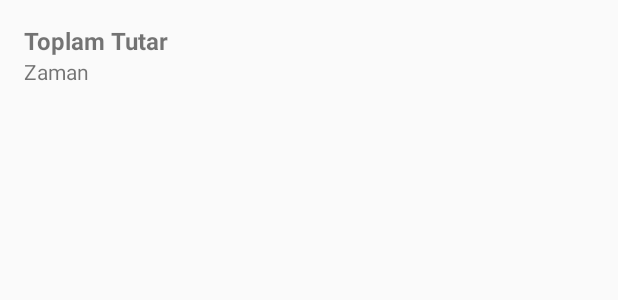
After one commit to enesicmen/Initial-Code-Software-Solutions-Case, an Android app: the layout row_orders.xml on its own in the app's theme, with its tools: preview values and no code run, on a phone screen of 412 x 824 dp. The commit adds this screen. Shown: the top 300 px of the screen. Run offline under Robolectric (Android 15) with nearby library versions, the phone set to English and light mode, and no system bars.

Commit message:
orders added.

```diff
--- a/app/src/main/res/layout/fragment_profile.xml
+++ b/app/src/main/res/layout/fragment_profile.xml
@@ -29,6 +29,7 @@
         app:layout_constraintTop_toBottomOf="@+id/ivProfile">
 
         <LinearLayout
+            android:id="@+id/llOrders"
             android:layout_width="match_parent"
             android:layout_height="60dp"
             android:layout_marginTop="20dp"
--- /dev/null
+++ b/app/src/main/res/layout/row_orders.xml
@@ -0,0 +1,30 @@
+<?xml version="1.0" encoding="utf-8"?>
+<androidx.constraintlayout.widget.ConstraintLayout
+    xmlns:android="http://schemas.android.com/apk/res/android"
+    android:layout_width="match_parent"
+    android:layout_height="match_parent">
+
+    <LinearLayout
+        android:layout_width="match_parent"
+        android:layout_height="wrap_content"
+        android:orientation="vertical"
+        android:padding="16dp">
+
+        <TextView
+            android:id="@+id/totalAmountTextView"
+            android:layout_width="wrap_content"
+            android:layout_height="wrap_content"
+            android:text="Toplam Tutar"
+            android:textSize="16sp"
+            android:textStyle="bold" />
+
+        <TextView
+            android:id="@+id/orderDate"
+            android:layout_width="wrap_content"
+            android:layout_height="wrap_content"
+            android:text="Zaman"
+            android:textSize="14sp" />
+
+    </LinearLayout>
+
+</androidx.constraintlayout.widget.ConstraintLayout>
```
Also changed, not shown: PaymentSDK/src/main/java/com/icmen/PaymentSDK.kt (+5 -2 lines), app/src/main/java/com/icmen/ecommerceapplication/data/model/Order.kt (added, +7 -0 lines), app/src/main/java/com/icmen/ecommerceapplication/ui/fragment/Orders/OrdersPageAdapter.kt (added, +59 -0 lines), app/src/main/java/com/icmen/ecommerceapplication/ui/fragment/Orders/OrdersPageFragment.kt (+65 -2 lines), app/src/main/java/com/icmen/ecommerceapplication/ui/fragment/Profile/ProfilePageFragment.kt (+8 -0 lines), app/src/main/java/com/icmen/ecommerceapplication/ui/fragment/payment/PaymentPageFragment.kt (+7 -11 lines), app/src/main/res/layout/fragment_orders.xml (added, +15 -0 lines), app/src/main/res/navigation/navigation_graph.xml (+9 -0 lines).
